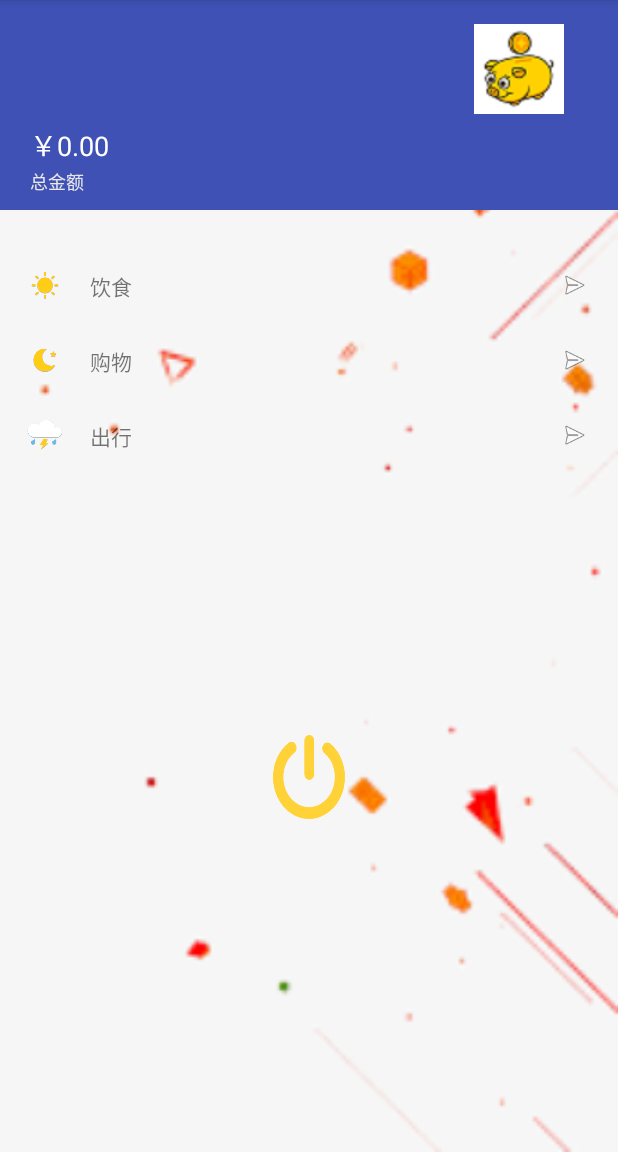
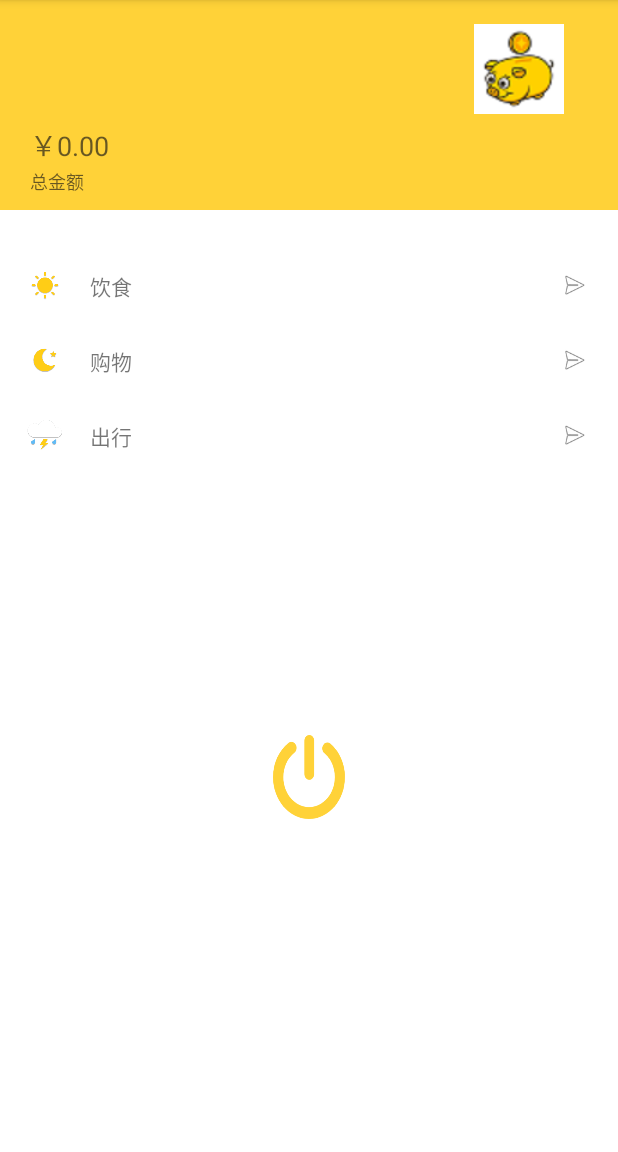
Before and after one commit to nankou/Account_Application, an Android app: the ClassesActivity screen opened directly, with no data from a screen before it, on a phone screen of 412 x 824 dp, the part 84-1236 px from its top. Run offline under Robolectric (Android 15) with nearby library versions, the phone set to English and light mode, and no system bars; 8 statements that could not run were skipped.

Commit message:
调整整体色调为明亮黄

```diff
--- a/app/src/main/res/layout/activity_car.xml
+++ b/app/src/main/res/layout/activity_car.xml
@@ -4,7 +4,6 @@
     xmlns:tools="http://schemas.android.com/tools"
     android:layout_width="match_parent"
     android:layout_height="match_parent"
-    android:background="@drawable/background"
     android:orientation="vertical"
     tools:context="com.example.account_application.Consume.CarActivity">
 
--- a/app/src/main/res/layout/activity_classes.xml
+++ b/app/src/main/res/layout/activity_classes.xml
@@ -4,7 +4,7 @@
     xmlns:tools="http://schemas.android.com/tools"
     android:layout_width="match_parent"
     android:layout_height="match_parent"
-    android:background="@drawable/background"
+    android:background="@color/white"
     android:orientation="vertical"
     android:weightSum="1"
     tools:context="com.example.account_application.ClassesActivity">
@@ -12,7 +12,7 @@
     <androidx.constraintlayout.widget.ConstraintLayout
         android:layout_width="match_parent"
         android:layout_height="wrap_content"
-        android:background="@color/colorPrimary"
+        android:background="@color/main_color"
         android:minHeight="140dp">
 
         <TextView
@@ -22,7 +22,7 @@
             android:layout_marginLeft="20dp"
             android:layout_marginTop="16dp"
             android:text="小明"
-            android:textColor="@android:color/white"
+            android:textColor="@color/black_100"
             android:textSize="26dp"
             app:layout_constraintStart_toStartOf="parent"
             app:layout_constraintTop_toTopOf="parent" />
@@ -32,10 +32,7 @@
             android:layout_width="60dp"
             android:layout_height="60dp"
             android:layout_marginTop="16dp"
-
-
             android:layout_marginEnd="36dp"
-
             android:layout_marginRight="36dp"
             app:layout_constraintEnd_toEndOf="parent"
             app:layout_constraintTop_toTopOf="parent"
@@ -49,7 +46,7 @@
             android:layout_marginLeft="20dp"
             android:layout_marginBottom="20dp"
             android:text="200"
-            android:textColor="@android:color/white"
+            android:textColor="@color/black_100"
             android:textFontWeight="600"
             android:textSize="18dp"
             app:layout_constraintBottom_toBottomOf="@id/textsum"
@@ -63,7 +60,7 @@
             android:layout_marginLeft="20dp"
             android:layout_marginBottom="10dp"
             android:text="总金额"
-            android:textColor="#E8E8E8"
+            android:textColor="@color/black_100"
             android:textSize="12dp"
             app:layout_constraintBottom_toBottomOf="parent"
             app:layout_constraintStart_toStartOf="parent" />
--- a/app/src/main/res/layout/activity_food.xml
+++ b/app/src/main/res/layout/activity_food.xml
@@ -4,7 +4,6 @@
     xmlns:tools="http://schemas.android.com/tools"
     android:layout_width="match_parent"
     android:layout_height="match_parent"
-    android:background="@drawable/background"
     android:orientation="vertical"
     tools:context="com.example.account_application.Consume.FoodActivity">
 
--- a/app/src/main/res/layout/activity_shopping.xml
+++ b/app/src/main/res/layout/activity_shopping.xml
@@ -4,16 +4,12 @@
     xmlns:tools="http://schemas.android.com/tools"
     android:layout_width="match_parent"
     android:layout_height="match_parent"
-    android:background="@drawable/background"
     android:orientation="vertical"
     tools:context="com.example.account_application.Consume.ShoppingActivity">
-
-
     <LinearLayout
         android:layout_width="match_parent"
         android:layout_height="wrap_content"
         android:orientation="horizontal">
-
         <TextView
             android:id="@+id/shoppingsum"
             android:layout_width="wrap_content"
--- a/app/src/main/res/values/colors.xml
+++ b/app/src/main/res/values/colors.xml
@@ -6,6 +6,7 @@
     <color name="teal_200">#FF03DAC5</color>
     <color name="teal_700">#FF018786</color>
     <color name="black">#FF000000</color>
+    <color name="black_100">#A8191717</color>
     <color name="white">#FFFFFFFF</color>
     <color name="main_color">#ffd238</color>
     <color name="colorPrimary">#3F51B5</color>
```
Also changed, not shown: app/src/main/res/drawable-v24/background.jpeg (added), app/src/main/res/drawable-v24/background.jpg (deleted).
